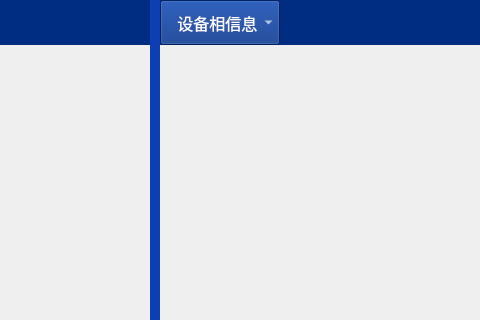
First picture: the form in CleverManagerV3/pdus/pdu_mainwid.ui, repository ChinaClever/CleverManagerV3, before the edit; both pictures show x 90 to 570 and y 0 to 320 of the 876 by 666 pixel window.
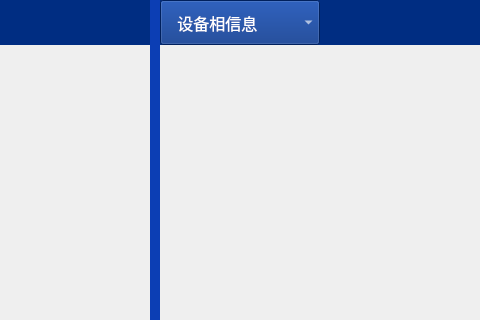
Second picture: the form after the edit.

Diff of the .ui file:
```diff
--- a/CleverManagerV3/pdus/pdu_mainwid.ui
+++ b/CleverManagerV3/pdus/pdu_mainwid.ui
@@ -142,13 +142,13 @@
           </property>
           <property name="minimumSize">
            <size>
-            <width>120</width>
+            <width>140</width>
             <height>45</height>
            </size>
           </property>
           <property name="maximumSize">
            <size>
-            <width>120</width>
+            <width>160</width>
             <height>45</height>
            </size>
           </property>
```
Left out of the diff: 2 changed lines with no effect on the pictures.
